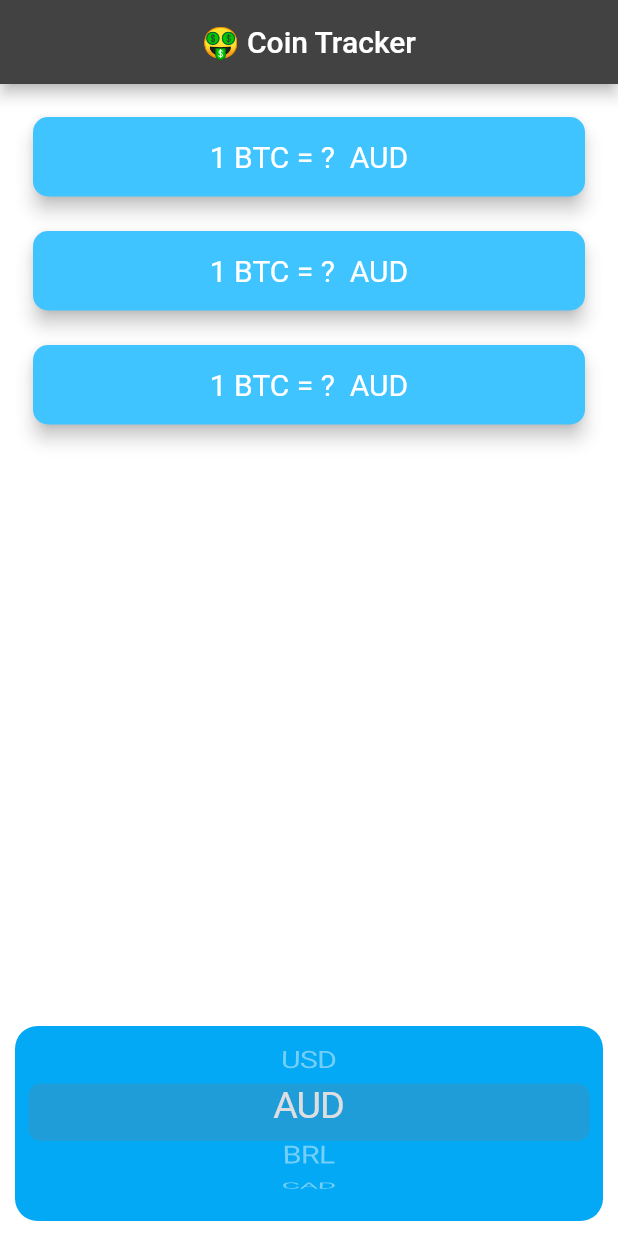
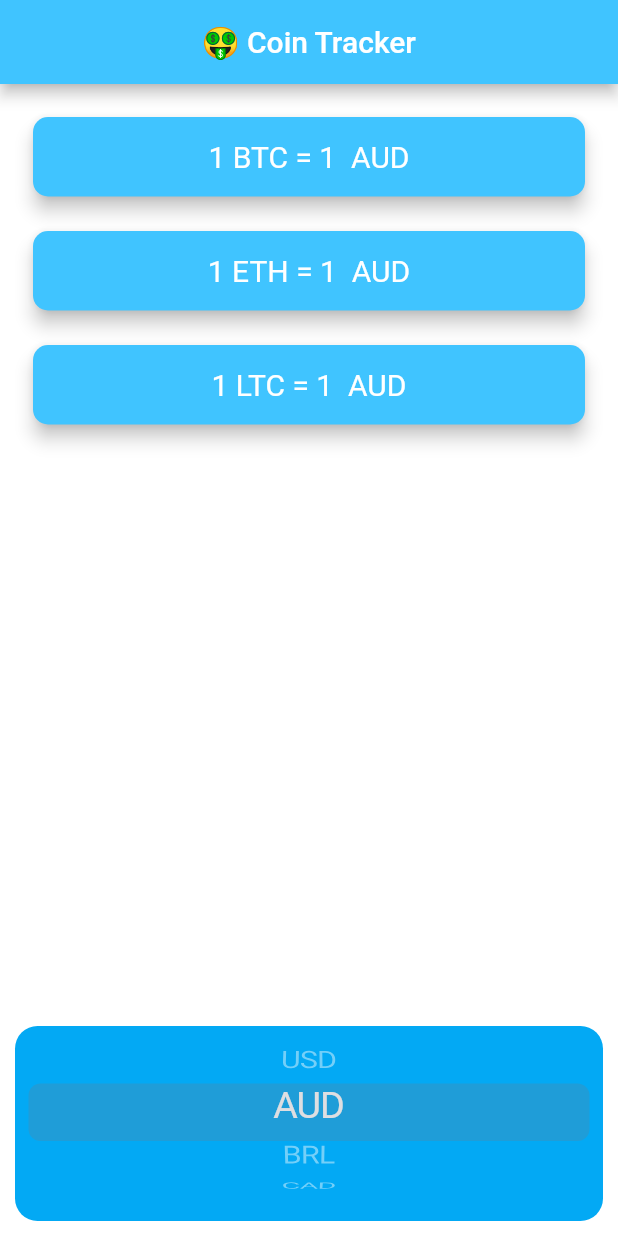
Before and after one commit to devBamidele/bitcoin, a Flutter app: the screen it shows after launch, after a tap on "AUD", on a phone screen of 412 x 824 dp. Run offline on Flutter 3.47's test engine with Material 2 defaults, Android fonts, the phone set to English and light mode, and no system bars; network calls fail.

Commit message:
Done with the app

```diff
--- a/lib/coin_data.dart
+++ b/lib/coin_data.dart
@@ -2,6 +2,9 @@ import 'dart:developer';
 
 import 'package:http/http.dart' as http;
 import 'dart:convert';
+
+// E736773C-754D-4E8B-861D-70F96C1F5604
+// A46231B5-C4CF-4466-BD7A-E57B1051451C
 
 const apiKey = 'E736773C-754D-4E8B-861D-70F96C1F5604';
 const apiKey1 = 'A46231B5-C4CF-4466-BD7A-E57B1051451C';
@@ -35,13 +38,11 @@ const List<String> currenciesList = [
 // Todo: Uncomment the two lines here
 const List<String> cryptoList = [
   'BTC',
-  // 'ETH',
-  // 'LTC',
+  'ETH',
+  'LTC',
 ];
 
 class CoinData {
-  CoinData();
-
   /// Fetch the information from the server and return it as a json String
   Future<dynamic> fetchData(String url) async {
     dynamic res;
@@ -53,7 +54,7 @@ class CoinData {
         String body = response.body;
 
         res = jsonDecode(body);
-        log(response.statusCode.toString());
+        log(res.toString());
       } else {
         log(response.statusCode.toString());
         res = 'Bad response';
@@ -64,9 +65,10 @@ class CoinData {
     }
   }
 
-  // todo: You need to interpolate 'BTC' to reduce DRY
-  getBitcoin(String currency) async {
-    var url = '${openWeatherMapUrl}BTC/$currency?apikey=$apiKey1';
+  getBitcoin({required String currency, required String crypto}) async {
+    var url = '$openWeatherMapUrl$crypto/$currency?apikey=$apiKey1';
     return await fetchData(url);
   }
 }
+
+// https://rest.coinapi.io/v1/exchangerate/BTC/CNY?apikey=E736773C-754D-4E8B-861D-70F96C1F5604
--- a/lib/price_screen.dart
+++ b/lib/price_screen.dart
@@ -1,5 +1,3 @@
-import 'dart:developer';
-
 import 'package:flutter/cupertino.dart';
 import 'package:flutter/material.dart';
 import 'package:bitcoin/coin_data.dart';
@@ -15,8 +13,25 @@ class PriceScreen extends StatefulWidget {
 
 class _PriceScreenState extends State<PriceScreen> {
   String selectedCurrency = 'USD';
-  int? btcrate, ethrate, ltcrate;
-  List<int> exchange = [];
+  List<int> exchangeList = List.filled(3, 1);
+  // var lst = new List(3);
+  //<int>
+  displaySb(String message) =>
+      ScaffoldMessenger.of(context).showSnackBar(ksnackBar(message));
+
+  ksnackBar(String message) {
+    SnackBar(
+      duration: const Duration(milliseconds: 1200),
+      content: Text(
+        message,
+        textAlign: TextAlign.center,
+        style: const TextStyle(
+            fontSize: 15.0,
+            fontWeight: FontWeight.w500,
+            fontStyle: FontStyle.italic),
+      ),
+    );
+  }
 
   getAndroidPicker() {
     List<DropdownMenuItem<String>> items =
@@ -60,38 +75,48 @@ class _PriceScreenState extends State<PriceScreen> {
         setState(() {
           selectedCurrency = currenciesList[selectedPicker];
           getData();
-          log(exchange.length.toString());
         });
       },
       children: myItems,
     );
   }
 
+  showTiles() {
+    List<MyCard> myCards = [];
+    for (int i = 0; i < cryptoList.length; i++) {
+      var newItem = MyCard(
+          selectedCurrency: selectedCurrency,
+          bitCoinCurrency: cryptoList[i],
+          amount: exchangeList[i]);
+      myCards.add(newItem);
+    }
+    return myCards;
+  }
+
   @override
-  void initState() {
+  initState() {
     super.initState();
     getData();
   }
 
-  // Todo: The getData needs to receive responses and store it in an array
-  void getData() async {
+  getData() async {
     CoinData coinData = CoinData();
 
     for (int i = 0; i < cryptoList.length; i++) {
-      dynamic bitcoin = await coinData.getBitcoin(selectedCurrency);
-
+      dynamic bitcoin = await coinData.getBitcoin(
+          crypto: cryptoList[i], currency: selectedCurrency);
       if (bitcoin != null) {
         if (bitcoin == 'Bad response') {
-          btcrate = null; // This line is not necessary btw
+          setState(() {
+            exchangeList[i] = 0;
+          });
         } else {
-          double result = bitcoin['rate'];
-          exchange.add(result.toInt());
-          setState(
-            () {
-              btcrate = exchange[i];
-            },
-          );
+          setState(() {
+            exchangeList[i] = bitcoin['rate'].toInt();
+          });
         }
+      } else {
+        displaySb('No internet connection');
       }
     }
   }
@@ -101,6 +126,7 @@ class _PriceScreenState extends State<PriceScreen> {
     return Scaffold(
       appBar: AppBar(
         centerTitle: true,
+        backgroundColor: Colors.lightBlueAccent,
         title: const Text('🤑 Coin Tracker'),
       ),
       body: Column(
@@ -115,20 +141,20 @@ class _PriceScreenState extends State<PriceScreen> {
                 // todo: Add the remaining cards and set the amount: to be arraylist[0] or so
                 MyCard(
                   selectedCurrency: selectedCurrency,
-                  bitCoinCurrency: 'BTC',
-                  amount: btcrate.toString(),
+                  bitCoinCurrency: cryptoList[0],
+                  amount: exchangeList[0],
                 ),
                 const SizedBox(height: 15),
                 MyCard(
                   selectedCurrency: selectedCurrency,
-                  bitCoinCurrency: 'BTC',
-                  amount: btcrate.toString(),
+                  bitCoinCurrency: cryptoList[1],
+                  amount: exchangeList[1],
                 ),
                 const SizedBox(height: 15),
                 MyCard(
                   selectedCurrency: selectedCurrency,
-                  bitCoinCurrency: 'BTC',
-                  amount: btcrate.toString(),
+                  bitCoinCurrency: cryptoList[2],
+                  amount: exchangeList[2],
                 ),
               ],
             ),
--- a/lib/recyclable_card.dart
+++ b/lib/recyclable_card.dart
@@ -11,7 +11,7 @@ class MyCard extends StatefulWidget {
 
   final String bitCoinCurrency;
   final String selectedCurrency;
-  final String? amount;
+  final int amount;
 
   @override
   State<MyCard> createState() => _MyCardState();
@@ -29,7 +29,7 @@ class _MyCardState extends State<MyCard> {
       child: Padding(
         padding: const EdgeInsets.symmetric(vertical: 15.0, horizontal: 28.0),
         child: Text(
-          '1 ${widget.bitCoinCurrency} = ${widget.amount == 'null' ? '?' : widget.amount}  ${widget.selectedCurrency}',
+          '1 ${widget.bitCoinCurrency} = ${widget.amount}  ${widget.selectedCurrency}',
           textAlign: TextAlign.center,
           style: const TextStyle(
             fontSize: 20.0,
```
